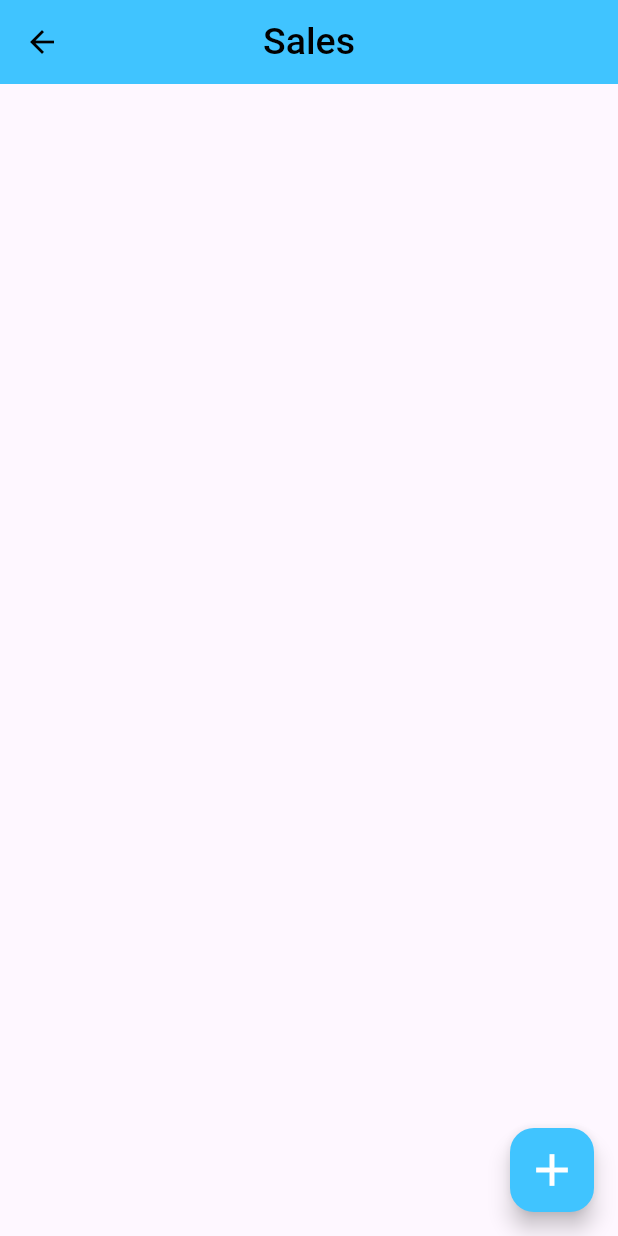
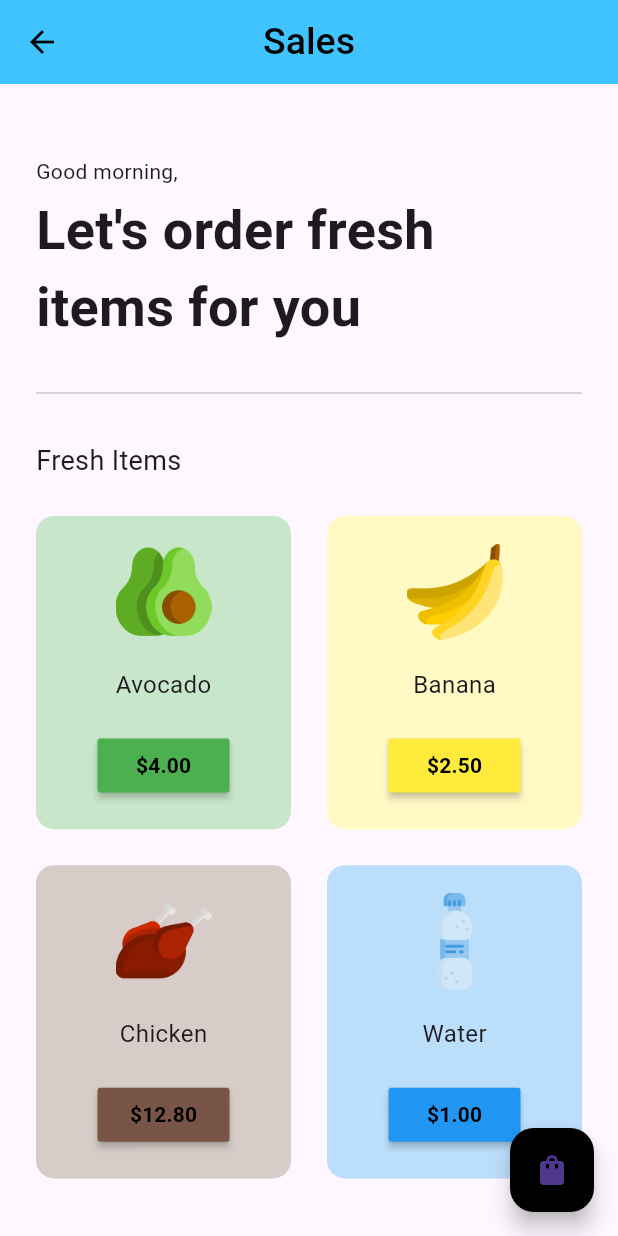
Before and after one commit to TabbyMichael/kuza, a Flutter app: the Sales screen opened directly, on a phone screen of 412 x 824 dp. Run offline on Flutter 3.47's test engine with Material 3 defaults, Android fonts, the light colour scheme and no system bars; our stand-ins replace firebase_auth, firebase_core, fl_chart, google_fonts; missing offline and left inert: flutter_barcode_scanner; accounts and stored records are empty.

Commit message:
Sales & My cart

```diff
--- /dev/null
+++ b/lib/business/Point of sale (POS)/cart/grocery_tile.dart
@@ -0,0 +1,65 @@
+import 'package:flutter/material.dart';
+
+class GroceryItemTile extends StatelessWidget {
+  final String itemName;
+  final String itemPrice;
+  final String imagePath;
+  final color;
+  void Function()? onPressed;
+
+  GroceryItemTile({
+    super.key,
+    required this.itemName,
+    required this.itemPrice,
+    required this.imagePath,
+    required this.color,
+    required this.onPressed,
+  });
+
+  @override
+  Widget build(BuildContext context) {
+    return Padding(
+      padding: const EdgeInsets.all(12),
+      child: Container(
+        decoration: BoxDecoration(
+          borderRadius: BorderRadius.circular(12),
+          color: color[100],
+        ),
+        child: Column(
+          mainAxisAlignment: MainAxisAlignment.spaceEvenly,
+          crossAxisAlignment: CrossAxisAlignment.center,
+          children: [
+            // item image
+            Padding(
+              padding: const EdgeInsets.symmetric(horizontal: 40.0),
+              child: Image.asset(
+                imagePath,
+                height: 64,
+              ),
+            ),
+
+            // item name
+            Text(
+              itemName,
+              style: TextStyle(
+                fontSize: 16,
+              ),
+            ),
+
+            MaterialButton(
+              onPressed: onPressed,
+              color: color,
+              child: Text(
+                '\$' + itemPrice,
+                style: TextStyle(
+                  color: Colors.white,
+                  fontWeight: FontWeight.bold,
+                ),
+              ),
+            )
+          ],
+        ),
+      ),
+    );
+  }
+}
--- /dev/null
+++ b/lib/business/Point of sale (POS)/cart_model.dart
@@ -0,0 +1,40 @@
+import 'package:flutter/material.dart';
+
+class CartModel extends ChangeNotifier {
+  // list of items on sale
+  final List _shopItems = const [
+    // [ itemName, itemPrice, imagePath, color ]
+    ["Avocado", "4.00", "lib/assets/images/avocado.png", Colors.green],
+    ["Banana", "2.50", "lib/assets/images/banana.png", Colors.yellow],
+    ["Chicken", "12.80", "lib/assets/images/chicken.png", Colors.brown],
+    ["Water", "1.00", "lib/assets/images/water.png", Colors.blue],
+  ];
+
+  // list of cart items
+  List _cartItems = [];
+
+  get cartItems => _cartItems;
+
+  get shopItems => _shopItems;
+
+  // add item to cart
+  void addItemToCart(int index) {
+    _cartItems.add(_shopItems[index]);
+    notifyListeners();
+  }
+
+  // remove item from cart
+  void removeItemFromCart(int index) {
+    _cartItems.removeAt(index);
+    notifyListeners();
+  }
+
+  // calculate total price
+  String calculateTotal() {
+    double totalPrice = 0;
+    for (int i = 0; i < cartItems.length; i++) {
+      totalPrice += double.parse(cartItems[i][1]);
+    }
+    return totalPrice.toStringAsFixed(2);
+  }
+}
--- a/lib/business/Point of sale (POS)/sales.dart
+++ b/lib/business/Point of sale (POS)/sales.dart
@@ -1,11 +1,19 @@
 import 'package:flutter/material.dart';
+import 'package:kuza/business/Point%20of%20sale%20(POS)/cart/cart.dart';
+import 'package:kuza/business/Point%20of%20sale%20(POS)/cart/grocery_tile.dart';
+import 'package:kuza/business/Point%20of%20sale%20(POS)/cart_model.dart';
 import 'package:kuza/pages/home_page.dart';
+import 'package:provider/provider.dart';
 
 class Sales extends StatelessWidget {
-  const Sales({super.key});
+  const Sales({Key? key});
 
   @override
-  Widget build(BuildContext context) => Scaffold(
+  Widget build(BuildContext context) {
+    final cartModel =
+        Provider.of<CartModel>(context); // Create an instance of CartModel
+
+    return Scaffold(
       appBar: AppBar(
         title: const Text(
           'Sales',
@@ -20,7 +28,8 @@ class Sales extends StatelessWidget {
         leading: GestureDetector(
           onTap: () {
             Navigator.of(context).pushReplacement(MaterialPageRoute(
-                builder: (context) => const HomePage(), // Navigate to the HomePage
+              builder: (context) =>
+                  const HomePage(), // Navigate to the HomePage
             ));
           },
           child: const Icon(
@@ -30,15 +39,82 @@ class Sales extends StatelessWidget {
         ),
       ),
       floatingActionButton: FloatingActionButton(
-          onPressed: () {
-            // Add your action here when the button is clicked
+        backgroundColor: Colors.black,
+        onPressed: () => Navigator.push(
+          context,
+          MaterialPageRoute(
+            builder: (context) {
+              return CartPage();
             },
-          backgroundColor: Colors.lightBlueAccent,
-          child: const Icon(
-            Icons.add,
-            size: 36,
-            color: Colors.white,
           ),
+        ),
+        child: const Icon(Icons.shopping_bag),
+      ),
+      body: Column(
+        crossAxisAlignment: CrossAxisAlignment.start,
+        children: [
+          const SizedBox(height: 48),
+          // good morning bro
+          const Padding(
+            padding: EdgeInsets.symmetric(horizontal: 24.0),
+            child: Text('Good morning,'),
+          ),
+          const SizedBox(height: 4),
+          // Let's order fresh items for you
+          Padding(
+            padding: const EdgeInsets.symmetric(horizontal: 24.0),
+            child: Text(
+              "Let's order fresh items for you",
+              style: TextStyle(
+                fontSize: 36,
+                fontWeight: FontWeight.bold,
+              ),
+            ),
+          ),
+          const SizedBox(height: 24),
+          const Padding(
+            padding: EdgeInsets.symmetric(horizontal: 24.0),
+            child: Divider(),
+          ),
+          const SizedBox(height: 24),
+          // categories -> horizontal listview
+          Padding(
+            padding: const EdgeInsets.symmetric(horizontal: 24.0),
+            child: Text(
+              "Fresh Items",
+              style: TextStyle(
+                fontSize: 18,
+              ),
+            ),
+          ),
+          // recent orders -> show last 3
+          Expanded(
+            child: Consumer<CartModel>(
+              builder: (context, value, child) {
+                return GridView.builder(
+                  padding: const EdgeInsets.all(12),
+                  physics: const NeverScrollableScrollPhysics(),
+                  itemCount: value.shopItems.length,
+                  gridDelegate: const SliverGridDelegateWithFixedCrossAxisCount(
+                    crossAxisCount: 2,
+                    childAspectRatio: 1 / 1.2,
+                  ),
+                  itemBuilder: (context, index) {
+                    return GroceryItemTile(
+                      itemName: value.shopItems[index][0],
+                      itemPrice: value.shopItems[index][1],
+                      imagePath: value.shopItems[index][2],
+                      color: value.shopItems[index][3],
+                      onPressed: () =>
+                          cartModel.addItemToCart(index), // Add item to cart
+                    );
+                  },
+                );
+              },
+            ),
+          ),
+        ],
       ),
     );
   }
+}
--- a/pubspec.yaml
+++ b/pubspec.yaml
@@ -35,6 +35,8 @@ dependencies:
   flutter_barcode_scanner: ^2.0.0
   fl_chart: ^0.66.0
   firebase_auth: ^4.16.0
+  google_fonts: ^6.2.1
+  provider: ^6.1.2
 
 
   # The following adds the Cupertino Icons font to your application.
@@ -65,6 +67,7 @@ flutter:
   # To add assets to your application, add an assets section, like this:
   assets:
     - lib/assets/Medrxlogo.png
+    - lib/assets/images/
     - lib/assets/Successmark.png
     - lib/assets/medicine.png
     - lib/assets/shop.png
```
Also changed, not shown: lib/business/Point of sale (POS)/cart/cart.dart (added, +142 -0 lines), lib/main.dart (+6 -1 lines), lib/assets/images/avocado.png (added), lib/assets/images/banana.png (added), lib/assets/images/chicken.png (added), lib/assets/images/water.png (added). Lines whose indentation alone changed are shown as unchanged.
